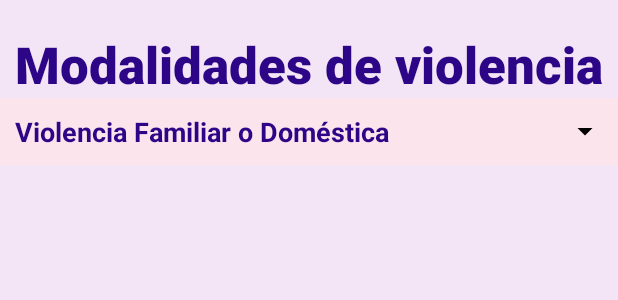
After one commit to DanyMtz29/Alert_app, an Android app: the layout activity_modalidades.xml on its own in the app's theme, with its tools: preview values and no code run, on a phone screen of 412 x 824 dp. The commit adds this screen. Shown: the top 300 px of the screen. Run offline under Robolectric (Android 15) with nearby library versions, the phone set to English and light mode, and no system bars.

Commit message:
D-UI's-Information: modalidades activity created

```diff
--- a/app/src/main/java/com/example/alert_app/informationActivity.java
+++ b/app/src/main/java/com/example/alert_app/informationActivity.java
@@ -30,5 +30,8 @@ public class informationActivity extends AppCompatActivity {
         startActivity(i);
     }
 
-
+    public void modalidadesButton(View v){
+        i = new Intent(informationActivity.this, modalidadesActivity.class);
+        startActivity(i);
+    }
 }
--- /dev/null
+++ b/app/src/main/res/drawable/flecha_abajo.xml
@@ -0,0 +1,5 @@
+<vector xmlns:android="http://schemas.android.com/apk/res/android" android:height="24dp" android:tint="#000000" android:viewportHeight="24" android:viewportWidth="24" android:width="24dp">
+
+    <path android:fillColor="@android:color/white" android:pathData="M7,10l5,5 5,-5z"/>
+
+</vector>
--- /dev/null
+++ b/app/src/main/res/drawable/flecha_arriba.xml
@@ -0,0 +1,5 @@
+<vector xmlns:android="http://schemas.android.com/apk/res/android" android:height="24dp" android:tint="#000000" android:viewportHeight="24" android:viewportWidth="24" android:width="24dp">
+
+    <path android:fillColor="@android:color/white" android:pathData="M7,14l5,-5 5,5z"/>
+
+</vector>
--- /dev/null
+++ b/app/src/main/res/layout/activity_modalidades.xml
@@ -0,0 +1,69 @@
+<?xml version="1.0" encoding="utf-8"?>
+<ScrollView xmlns:android="http://schemas.android.com/apk/res/android"
+    xmlns:app="http://schemas.android.com/apk/res-auto"
+    xmlns:tools="http://schemas.android.com/tools"
+    android:layout_width="match_parent"
+    android:layout_height="match_parent"
+    android:backgroundTint="@color/rosaP"
+    android:fillViewport="true">
+
+    <LinearLayout xmlns:android="http://schemas.android.com/apk/res/android"
+        android:id="@+id/main"
+        android:layout_width="match_parent"
+        android:layout_height="match_parent"
+        android:orientation="vertical"
+        tools:context=".modalidadesActivity"
+        android:background="@color/lavanda">
+
+        <TextView
+            android:id="@+id/textView4"
+            android:layout_width="match_parent"
+            android:layout_height="wrap_content"
+            android:layout_marginTop="20dp"
+            android:fontFamily="sans-serif-black"
+            android:text="@string/text_lab_modalidades"
+            android:textAlignment="center"
+            android:textSize="34sp"
+            android:textColor="@color/azulito"
+            />
+
+        <!-- Contenedor del título + flecha -->
+        <LinearLayout
+            android:id="@+id/header1"
+            android:layout_width="match_parent"
+            android:layout_height="wrap_content"
+            android:orientation="horizontal"
+            android:padding="10dp"
+            android:background="@color/rosaP"
+            android:gravity="center_vertical">
+
+            <TextView
+                android:id="@+id/titulo1"
+                android:layout_width="0dp"
+                android:layout_height="wrap_content"
+                android:layout_weight="1"
+                android:text="Violencia Familiar o Doméstica"
+                android:textSize="18sp"
+                android:textStyle="bold"
+                android:textColor="@color/azulito" />
+
+            <ImageView
+                android:id="@+id/flecha1"
+                android:layout_width="wrap_content"
+                android:layout_height="wrap_content"
+                android:src="@drawable/flecha_abajo" />
+        </LinearLayout>
+
+        <!-- Descripción -->
+        <TextView
+            android:id="@+id/desc1"
+            android:layout_width="match_parent"
+            android:layout_height="wrap_content"
+            android:text="Ocurre dentro del hogar, puede ser ejercida por la pareja, familiares u otras personas cercanas. Se manifiesta en cualquiera de los tipos de violencia."
+            android:visibility="gone"
+            android:padding="10dp"
+            android:background="@color/lavanda" />
+
+
+    </LinearLayout>
+</ScrollView>
--- a/app/src/main/res/layout/informacion.xml
+++ b/app/src/main/res/layout/informacion.xml
@@ -120,7 +120,8 @@
                 android:text="Modalidades de violencia"
                 android:textColor="@color/moradoF"
                 android:textSize="20dp"
-                android:textStyle="bold" />
+                android:textStyle="bold"
+                android:onClick="modalidadesButton"/>
         </LinearLayout>
 
         <LinearLayout
```
Also changed, not shown: app/src/main/AndroidManifest.xml (+5 -2 lines), app/src/main/java/com/example/alert_app/modalidadesActivity.java (added, +37 -0 lines), app/src/main/res/values/strings.xml (+17 -0 lines).
